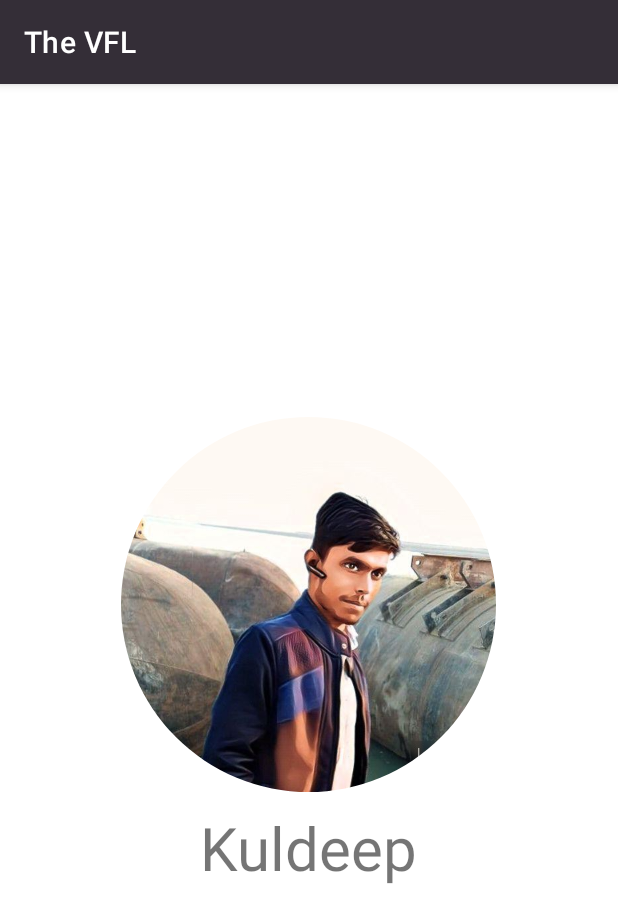
After one commit to Kuldeep425/The-VFL, an Android app: the Profile screen opened directly, with no data from a screen before it, on a phone screen of 412 x 824 dp. The commit adds this screen. Shown: the top 923 px of the screen. Run offline under Robolectric (Android 15) with nearby library versions, the phone set to English and light mode, and no system bars; our stand-ins replace CircleImageView.

Commit message:
working on profile

```diff
--- a/app/build.gradle
+++ b/app/build.gradle
@@ -35,4 +35,5 @@ dependencies {
     testImplementation 'junit:junit:4.+'
     androidTestImplementation 'androidx.test.ext:junit:1.1.3'
     androidTestImplementation 'androidx.test.espresso:espresso-core:3.4.0'
+    implementation 'de.hdodenhof:circleimageview:3.1.0'
 }
--- /dev/null
+++ b/app/src/main/java/com/example/thevfl/Profile.java
@@ -0,0 +1,14 @@
+package com.example.thevfl;
+
+import androidx.appcompat.app.AppCompatActivity;
+
+import android.os.Bundle;
+
+public class Profile extends AppCompatActivity {
+
+    @Override
+    protected void onCreate(Bundle savedInstanceState) {
+        super.onCreate(savedInstanceState);
+        setContentView(R.layout.activity_profile);
+    }
+}
--- /dev/null
+++ b/app/src/main/res/layout/activity_profile.xml
@@ -0,0 +1,34 @@
+<?xml version="1.0" encoding="utf-8"?>
+<RelativeLayout xmlns:android="http://schemas.android.com/apk/res/android"
+    xmlns:app="http://schemas.android.com/apk/res-auto"
+    xmlns:tools="http://schemas.android.com/tools"
+    android:layout_width="match_parent"
+    android:layout_height="match_parent"
+    tools:context=".Profile">
+  <RelativeLayout
+      android:layout_width="wrap_content"
+      android:layout_height="wrap_content"
+      android:layout_centerInParent="true"
+      >
+    <LinearLayout
+        android:layout_width="wrap_content"
+        android:layout_height="wrap_content"
+        android:orientation="vertical">
+
+      <de.hdodenhof.circleimageview.CircleImageView
+          android:layout_width="250dp"
+          android:layout_height="250dp"
+          android:src="@drawable/kuld"/>
+      <TextView
+           android:layout_width="match_parent"
+           android:layout_height="wrap_content"
+           android:text="Kuldeep"
+           android:layout_marginHorizontal="20dp"
+           android:textAlignment="center"
+          android:layout_marginVertical="10dp"
+           android:textSize="40dp"/>
+
+    </LinearLayout>
+
+  </RelativeLayout>
+</RelativeLayout>
--- a/app/src/main/res/values/colors.xml
+++ b/app/src/main/res/values/colors.xml
@@ -7,4 +7,12 @@
     <color name="teal_700">#FF018786</color>
     <color name="black">#FF000000</color>
     <color name="white">#FFFFFFFF</color>
+    <color name="blackcoffee">#342E37</color>
+    <color name="purpledark">#310D20</color>
+    <color name="xiketic">#121420</color>
+    <color name="richblack">#011627</color>
+    <color name="darksienna">#360A14</color>
+    <color name="start">#12c2e9</color>
+    <color name="mid">#c471ed</color>
+    <color name="bottom">#f64f59</color>
 </resources>
--- a/app/src/main/res/values/themes.xml
+++ b/app/src/main/res/values/themes.xml
@@ -13,4 +13,17 @@
         <item name="android:statusBarColor" tools:targetApi="l">?attr/colorPrimaryVariant</item>
         <!-- Customize your theme here. -->
     </style>
+    <style name="Theme.Thecustom" parent="Theme.MaterialComponents.DayNight.DarkActionBar">
+        <!-- Primary brand color. -->
+        <item name="colorPrimary">@color/blackcoffee</item>
+        <item name="colorPrimaryVariant">@color/purpledark</item>
+        <item name="colorOnPrimary">@color/white</item>
+        <!-- Secondary brand color. -->
+        <item name="colorSecondary">@color/teal_200</item>
+        <item name="colorSecondaryVariant">@color/teal_700</item>
+        <item name="colorOnSecondary">@color/black</item>
+        <!-- Status bar color. -->
+        <item name="android:statusBarColor" tools:targetApi="l">?attr/colorPrimaryVariant</item>
+        <!-- Customize your theme here. -->
+    </style>
 </resources>
```
Also changed, not shown: app/src/main/AndroidManifest.xml (+12 -6 lines), app/src/main/java/com/example/thevfl/Mainpage.java (added, +14 -0 lines), app/src/main/java/com/example/thevfl/Registration.java (+8 -1 lines), app/src/main/res/drawable/gradient_back.xml (added, +12 -0 lines), app/src/main/res/drawable/gradient_button.xml (added, +13 -0 lines), app/src/main/res/layout/activity_mainpage.xml (added, +14 -0 lines), app/src/main/res/layout/activity_registration.xml (+7 -1 lines), app/src/main/res/layout/category_item.xml (added, +59 -0 lines), app/src/main/res/drawable/cosmetic.jpg (added), app/src/main/res/drawable/kuld.jpg (added).
